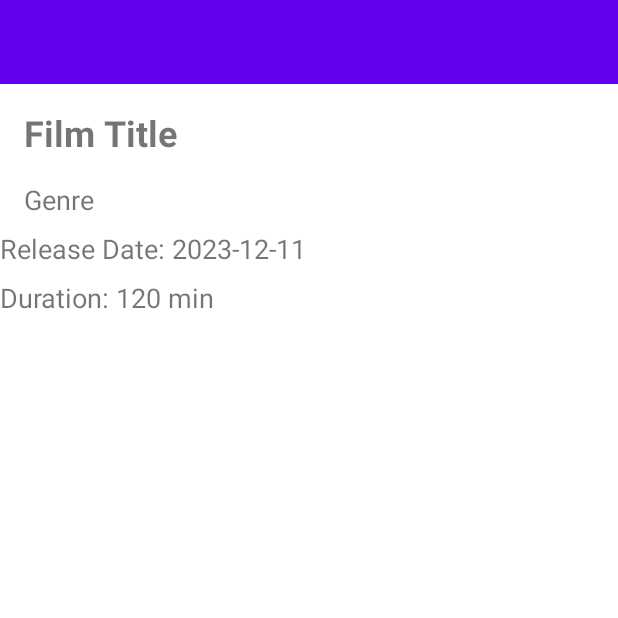
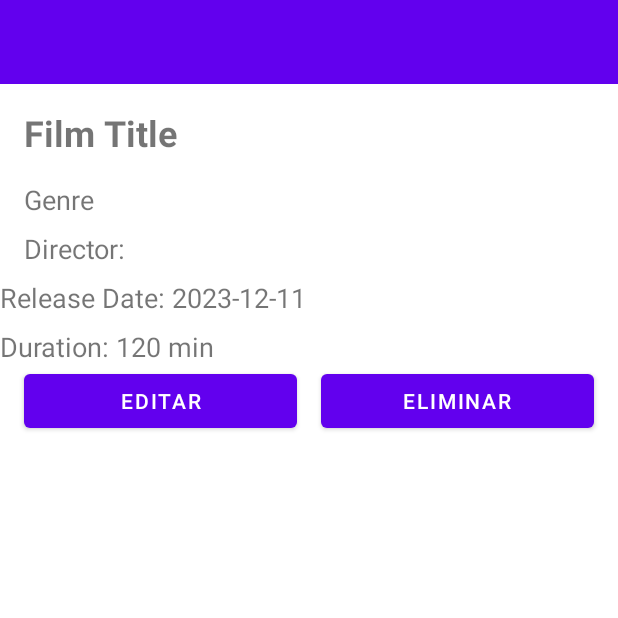
Before and after one commit to rungod95/sanvalero-2dam-secondeval, an Android app: the DetailFilmView screen opened directly, with no data from a screen before it, on a phone screen of 412 x 824 dp, the top half of it. Run offline under Robolectric (Android 15) with nearby library versions, the phone set to English and light mode, and no system bars.

Commit message:
Implements modify

```diff
--- a/android/app/src/main/java/com/example/android/api/FilmApi.java
+++ b/android/app/src/main/java/com/example/android/api/FilmApi.java
@@ -24,7 +24,7 @@ public class FilmApi {
                 .create();
 
         Retrofit retrofit = new Retrofit.Builder()
-                .baseUrl("http://192.168.82.182:8080")
+                .baseUrl("http://ec2-44-218-249-120.compute-1.amazonaws.com:8080")
                 .addConverterFactory(GsonConverterFactory.create(gson))
                 .build();
 
--- a/android/app/src/main/java/com/example/android/api/FilmApiInterface.java
+++ b/android/app/src/main/java/com/example/android/api/FilmApiInterface.java
@@ -34,7 +34,8 @@ public interface FilmApiInterface {
 
     //Actualizar una pelicula existente
     @PUT("films/{id}")
-    Call<Void> updateFilm(@Path("id") long id, @Body Film film);
+    Call<Film> updateFilm(@Path("id") long id, @Body Film film);
+
 
     //Eliminar una pelicula por ID
     @DELETE("films/{id}")
--- a/android/app/src/main/java/com/example/android/view/DetailFilmView.java
+++ b/android/app/src/main/java/com/example/android/view/DetailFilmView.java
@@ -1,6 +1,8 @@
 package com.example.android.view;
 
+import android.content.Intent;
 import android.os.Bundle;
+import android.widget.Button;
 import android.widget.Toast;
 import android.widget.TextView;
 
@@ -18,32 +20,66 @@ import retrofit2.Response;
 
 public class DetailFilmView extends BaseActivity {
 
-    private TextView titleTextView;
-    private TextView genreTextView;
-    private TextView releaseDateTextView;
-    private TextView durationTextView;
-    private long filmId;
+    private TextView    titleTextView, genreTextView, directorTextView, releaseDateTextView, durationTextView;
+    private Button editBtn, deleteBtn;
+    private long        filmId;
 
     @Override
     protected void onCreate(Bundle savedInstanceState) {
         super.onCreate(savedInstanceState);
         setContentView(R.layout.activity_detail_view);
-
         setToolbarTitle("Film Detail");
 
-        titleTextView = findViewById(R.id.titleTextView);
-        genreTextView = findViewById(R.id.genreTextView);
+        // 1) Referencias UI
+        titleTextView       = findViewById(R.id.titleTextView);
+        genreTextView       = findViewById(R.id.genreTextView);
+        directorTextView = findViewById(R.id.directorTextView);
         releaseDateTextView = findViewById(R.id.releaseDateTextView);
-        durationTextView = findViewById(R.id.durationTextView);
+        durationTextView    = findViewById(R.id.durationTextView);
+        editBtn             = findViewById(R.id.btn_edit_film);
+        deleteBtn           = findViewById(R.id.btn_delete_film);
 
-        // Obtener el ID de la película desde el intent
+        // 2) Obtener ID y cargar detalles
         filmId = getIntent().getLongExtra("filmId", -1);
-
         if (filmId != -1) {
             fetchFilmDetails(filmId);
         } else {
             Toast.makeText(this, "Invalid film ID", Toast.LENGTH_SHORT).show();
         }
+
+        // 3) Editar → RegisterFilmView en modo “edit”
+        editBtn.setOnClickListener(v -> {
+            Intent intent = new Intent(DetailFilmView.this, RegisterFilmView.class);
+            intent.putExtra("filmId", filmId);
+            startActivity(intent);
+            finish(); // así, al volver, listará de nuevo en onResume()
+        });
+
+        // 4) Eliminar → llamada DELETE y cierre
+        deleteBtn.setOnClickListener(v -> {
+            FilmApiInterface apiService = FilmApi.buildInstance();
+            apiService.deleteFilm(filmId)
+                .enqueue(new Callback<Void>() {
+                    @Override
+                    public void onResponse(Call<Void> call, Response<Void> response) {
+                        if (response.isSuccessful()) {
+                            Toast.makeText(DetailFilmView.this,
+                                "Film deleted", Toast.LENGTH_SHORT).show();
+                            finish();
+                        } else {
+                            Toast.makeText(DetailFilmView.this,
+                                "Failed to delete: " + response.code(),
+                                Toast.LENGTH_SHORT).show();
+                        }
+                    }
+                    @Override
+                    public void onFailure(Call<Void> call, Throwable t) {
+                        Toast.makeText(DetailFilmView.this,
+                            "API error: " + t.getMessage(),
+                            Toast.LENGTH_SHORT).show();
+                    }
+                });
+        });
     }
 
     @Override
@@ -75,10 +111,18 @@ public class DetailFilmView extends BaseActivity {
         titleTextView.setText(film.getTitle());
         genreTextView.setText(film.getGenre());
 
-        // Convertir LocalDate a String
-        DateTimeFormatter formatter = DateTimeFormatter.ofPattern("dd-MM-yyyy");
-        releaseDateTextView.setText(film.getReleaseDate().format(formatter));
+        // Mostrar director (comprueba que no sea null)
+        if (film.getDirector() != null) {
+            String fullName = film.getDirector().getName()
+                + " " + film.getDirector().getLastName();
+            directorTextView.setText("Director: " + fullName);
+        } else {
+            directorTextView.setText("Director: N/A");
+        }
 
+        DateTimeFormatter fmt = DateTimeFormatter.ofPattern("dd-MM-yyyy");
+        releaseDateTextView.setText(film.getReleaseDate().format(fmt));
         durationTextView.setText(film.getDuration() + " min");
     }
+
 }
--- a/android/app/src/main/res/layout/activity_detail_view.xml
+++ b/android/app/src/main/res/layout/activity_detail_view.xml
@@ -41,19 +41,34 @@
         app:layout_constraintStart_toStartOf="parent"
         app:layout_constraintEnd_toEndOf="parent" />
 
-    <!-- Fecha de lanzamiento -->
+    <!-- ——— Nuevo TextView: Director ——— -->
+
+
+    <TextView
+        android:id="@+id/directorTextView"
+        android:layout_width="0dp"
+        android:layout_height="wrap_content"
+        android:layout_marginStart="16dp"
+        android:layout_marginTop="8dp"
+        android:text="Director: "
+        android:textSize="18sp"
+        app:layout_constraintEnd_toEndOf="parent"
+        app:layout_constraintHorizontal_bias="0.0"
+        app:layout_constraintStart_toStartOf="parent"
+        app:layout_constraintTop_toBottomOf="@id/genreTextView" />
+
     <TextView
         android:id="@+id/releaseDateTextView"
         android:layout_width="0dp"
         android:layout_height="wrap_content"
+        android:layout_marginTop="8dp"
         android:text="Release Date: 2023-12-11"
         android:textSize="18sp"
-        android:layout_marginTop="8dp"
-        app:layout_constraintTop_toBottomOf="@id/genreTextView"
+        app:layout_constraintEnd_toEndOf="parent"
+        app:layout_constraintHorizontal_bias="1.0"
         app:layout_constraintStart_toStartOf="parent"
-        app:layout_constraintEnd_toEndOf="parent" />
+        app:layout_constraintTop_toBottomOf="@id/directorTextView" />
 
-    <!-- Duración de la película -->
     <TextView
         android:id="@+id/durationTextView"
         android:layout_width="0dp"
@@ -65,4 +80,31 @@
         app:layout_constraintStart_toStartOf="parent"
         app:layout_constraintEnd_toEndOf="parent" />
 
+    <!-- ——— Botón Editar ——— -->
+
+    <!-- ——— Botón Eliminar ——— -->
+
+    <Button
+    android:id="@+id/btn_edit_film"
+    android:layout_width="0dp"
+    android:layout_height="wrap_content"
+    android:text="Editar"
+    android:layout_marginStart="16dp"
+    android:layout_marginEnd="8dp"
+    app:layout_constraintTop_toBottomOf="@id/durationTextView"
+    app:layout_constraintStart_toStartOf="parent"
+    app:layout_constraintEnd_toStartOf="@+id/btn_delete_film"
+    app:layout_constraintHorizontal_chainStyle="spread_inside" />
+
+    <Button
+        android:id="@+id/btn_delete_film"
+        android:layout_width="0dp"
+        android:layout_height="wrap_content"
+        android:text="Eliminar"
+        android:layout_marginStart="8dp"
+        android:layout_marginEnd="16dp"
+        app:layout_constraintTop_toBottomOf="@id/durationTextView"
+        app:layout_constraintStart_toEndOf="@id/btn_edit_film"
+        app:layout_constraintEnd_toEndOf="parent" />
+
 </androidx.constraintlayout.widget.ConstraintLayout>
--- a/android/app/src/main/res/xml/network_security_config.xml
+++ b/android/app/src/main/res/xml/network_security_config.xml
@@ -1,6 +1,6 @@
 <?xml version="1.0" encoding="utf-8"?>
 <network-security-config>
     <domain-config cleartextTrafficPermitted="true">
-        <domain includeSubdomains="true">192.168.82.182</domain>
+        <domain includeSubdomains="true">ec2-44-218-249-120.compute-1.amazonaws.com</domain>
     </domain-config>
 </network-security-config>
```
Also changed, not shown: android/app/src/main/AndroidManifest.xml (+1 -7 lines), android/app/src/main/java/com/example/android/api/DirectorApi.java (added, +33 -0 lines), android/app/src/main/java/com/example/android/api/DirectorApiInterface.java (added, +11 -0 lines), android/app/src/main/java/com/example/android/contract/RegisterFilmContract.java (added, +39 -0 lines), android/app/src/main/java/com/example/android/domain/Director.java (added, +18 -0 lines), android/app/src/main/java/com/example/android/domain/Film.java (+6 -3 lines), android/app/src/main/java/com/example/android/model/RegisterFilmModel.java (added, +75 -0 lines), android/app/src/main/java/com/example/android/presenter/RegisterFilmPresenter.java (added, +92 -0 lines), android/app/src/main/java/com/example/android/view/FilmListView.java (+10 -20 lines), android/app/src/main/java/com/example/android/view/RegisterFilmView.java (added, +162 -0 lines), android/app/src/main/res/layout/activity_register_film.xml (added, +89 -0 lines), api/src/main/resources/application.properties (added, +9 -0 lines).
